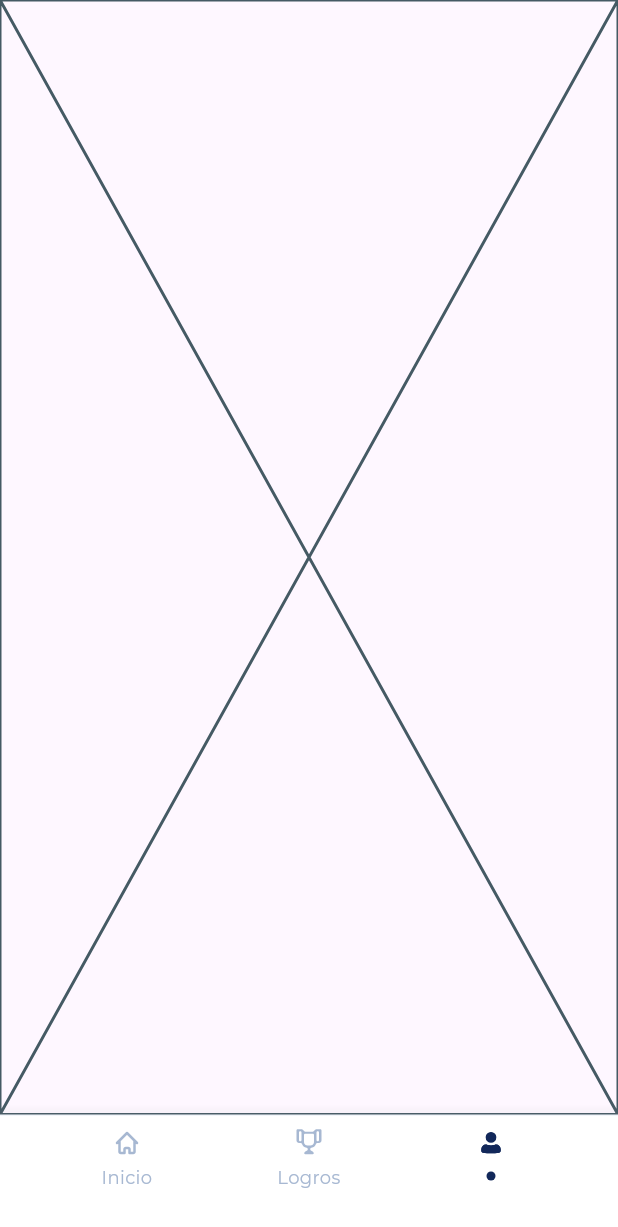
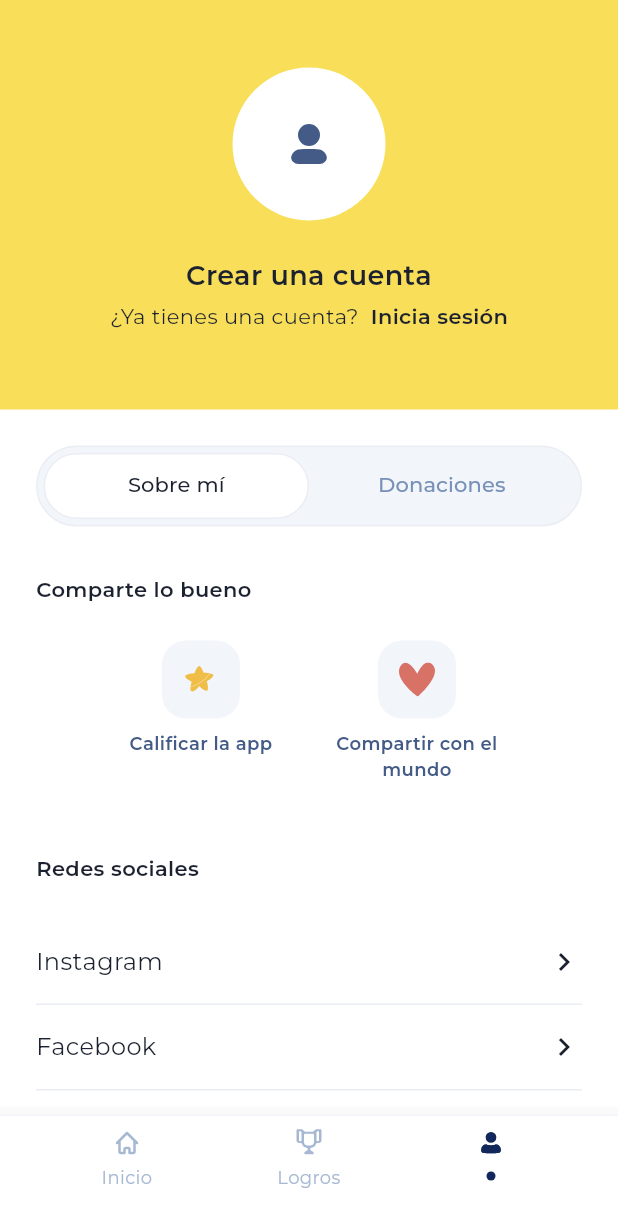
Before and after one commit to Celstren/proyectos_amor, a Flutter app: the DashboardPage screen opened by its route, item 3 of the bottom bar chosen, on a phone screen of 412 x 824 dp. Shown: the top 1227 px of the screen. Run offline on Flutter 3.47's test engine with Material 3 defaults, Android fonts, the phone set to English and light mode, and no system bars; our stand-ins replace auto_route, cached_network_image, carousel_slider, flutter_bloc, flutter_svg, flutter_widget_from_html and 5 more; generated files the repository leaves out were written again; project files that could hold a hidden picture were left out.

Commit message:
Unauthorized Profile

```diff
--- /dev/null
+++ b/lib/features/profile/presentation/content/authenticated_profile/authenticated_profile.dart
@@ -0,0 +1,10 @@
+import 'package:flutter/material.dart';
+
+class AuthenticatedProfile extends StatelessWidget {
+  const AuthenticatedProfile({super.key});
+
+  @override
+  Widget build(BuildContext context) {
+    return const Placeholder();
+  }
+}
--- /dev/null
+++ b/lib/features/profile/presentation/content/profile_content.dart
@@ -0,0 +1,16 @@
+import 'package:flutter/material.dart';
+import 'package:proyectos_amor/features/profile/presentation/content/unauthenticated_profile/unauthenticated_profile.dart';
+
+class ProfileContent extends StatefulWidget {
+  const ProfileContent({super.key});
+
+  @override
+  State<ProfileContent> createState() => _ProfileContentState();
+}
+
+class _ProfileContentState extends State<ProfileContent> {
+  @override
+  Widget build(BuildContext context) {
+    return const UnauthenticatedProfile();
+  }
+}
--- /dev/null
+++ b/lib/features/profile/presentation/content/unauthenticated_profile/unauthenticated_profile.dart
@@ -0,0 +1,96 @@
+import 'package:app_ui/app_constants/colors_constant.dart';
+import 'package:app_ui/app_constants/size_constants.dart';
+import 'package:app_ui/app_image/app_icon.dart';
+import 'package:app_ui/app_text/app_text.dart';
+import 'package:flutter/material.dart';
+import 'package:proyectos_amor/features/profile/presentation/content/unauthenticated_profile/unauthorized_profile_tabs/unauthorized_profile_tabs.dart';
+import 'package:proyectos_amor/features/profile/profile_strings.dart';
+
+class UnauthenticatedProfile extends StatefulWidget {
+  const UnauthenticatedProfile({super.key});
+
+  @override
+  State<UnauthenticatedProfile> createState() => _UnauthenticatedProfileState();
+}
+
+class _UnauthenticatedProfileState extends State<UnauthenticatedProfile> with TickerProviderStateMixin {
+  late final TabController tabController;
+
+  @override
+  void initState() {
+    tabController = TabController(length: 2, vsync: this);
+    super.initState();
+  }
+
+  @override
+  Widget build(BuildContext context) {
+    return Material(
+      color: ColorsConstant.background,
+      child: SafeArea(
+        child: NestedScrollView(
+          headerSliverBuilder: (context, innerBoxIsScrolled) {
+            return <Widget>[
+              SliverToBoxAdapter(
+                child: Material(
+                  color: ColorsConstant.secondaryColor,
+                  child: Column(
+                    mainAxisSize: MainAxisSize.max,
+                    mainAxisAlignment: MainAxisAlignment.start,
+                    crossAxisAlignment: CrossAxisAlignment.stretch,
+                    children: <Widget>[
+                      const SizedBox(height: 45),
+                      Container(
+                        height: 102,
+                        width: 102,
+                        decoration: const BoxDecoration(
+                          shape: BoxShape.circle,
+                          color: ColorsConstant.neutralWhite,
+                        ),
+                        child: const Center(
+                          child: AppIcon.userRoundedFilledIcon(
+                            color: ColorsConstant.text600,
+                            size: 32,
+                          ),
+                        ),
+                      ),
+                      const SizedBox(height: SizeConstants.xl),
+                      const AppText.semiBold(
+                        ProfileStrings.unauthenticatedProfileTitle,
+                        fontSize: 18,
+                        fontColor: ColorsConstant.text950,
+                        textAlign: TextAlign.center,
+                      ),
+                      const SizedBox(height: SizeConstants.xs),
+                      const Row(
+                        mainAxisSize: MainAxisSize.min,
+                        mainAxisAlignment: MainAxisAlignment.center,
+                        crossAxisAlignment: CrossAxisAlignment.center,
+                        children: <Widget>[
+                          AppText.normal(
+                            ProfileStrings.unauthenticatedProfileSubTitle1,
+                            fontSize: 14,
+                            fontColor: ColorsConstant.text950,
+                            textAlign: TextAlign.center,
+                          ),
+                          SizedBox(width: SizeConstants.sm),
+                          AppText.semiBold(
+                            ProfileStrings.unauthenticatedProfileSubTitle2,
+                            fontSize: 14,
+                            fontColor: ColorsConstant.text950,
+                            textAlign: TextAlign.center,
+                          ),
+                        ],
+                      ),
+                      const SizedBox(height: 52),
+                    ],
+                  ),
+                ),
+              ),
+            ];
+          },
+          body: UnauthorizedProfileTabs(tabController: tabController),
+        ),
+      ),
+    );
+  }
+}
--- /dev/null
+++ b/lib/features/profile/presentation/content/unauthenticated_profile/unauthorized_profile_tabs/unauthorized_profile_tabs.dart
@@ -0,0 +1,21 @@
+import 'package:flutter/material.dart';
+import 'package:proyectos_amor/features/profile/presentation/content/unauthenticated_profile/unauthorized_profile_tabs/unauthorized_profile_tabs_content/unauthorized_profile_tabs_content.dart';
+import 'package:proyectos_amor/features/profile/presentation/content/unauthenticated_profile/unauthorized_profile_tabs/unauthorized_profile_tabs_header/unauthorized_profile_tabs_header.dart';
+
+class UnauthorizedProfileTabs extends StatelessWidget {
+  final TabController tabController;
+  const UnauthorizedProfileTabs({super.key, required this.tabController});
+
+  @override
+  Widget build(BuildContext context) {
+    return Column(
+      mainAxisSize: MainAxisSize.max,
+      mainAxisAlignment: MainAxisAlignment.start,
+      crossAxisAlignment: CrossAxisAlignment.stretch,
+      children: <Widget>[
+        UnauthorizedProfileTabsHeader(tabController: tabController),
+        Flexible(child: UnauthorizedProfileTabsContent(tabController: tabController)),
+      ],
+    );
+  }
+}
--- /dev/null
+++ b/lib/features/profile/presentation/content/unauthenticated_profile/unauthorized_profile_tabs/unauthorized_profile_tabs_content/unauthorized_about_content/unauthorized_about_content.dart
@@ -0,0 +1,22 @@
+import 'package:flutter/material.dart';
+import 'package:proyectos_amor/features/profile/presentation/content/unauthenticated_profile/unauthorized_profile_tabs/unauthorized_profile_tabs_content/unauthorized_about_content/unauthorized_sharing/unauthorized_sharing.dart';
+import 'package:proyectos_amor/features/profile/presentation/content/unauthenticated_profile/unauthorized_profile_tabs/unauthorized_profile_tabs_content/unauthorized_about_content/unauthorized_social/unauthorized_social.dart';
+
+class UnauthorizedAboutContent extends StatelessWidget {
+  const UnauthorizedAboutContent({super.key});
+
+  @override
+  Widget build(BuildContext context) {
+    return const SingleChildScrollView(
+      child: Column(
+        mainAxisSize: MainAxisSize.min,
+        mainAxisAlignment: MainAxisAlignment.start,
+        crossAxisAlignment: CrossAxisAlignment.stretch,
+        children: <Widget>[
+          UnauthorizedSharing(),
+          UnauthorizedSocial(),
+        ],
+      ),
+    );
+  }
+}
--- /dev/null
+++ b/lib/features/profile/presentation/content/unauthenticated_profile/unauthorized_profile_tabs/unauthorized_profile_tabs_content/unauthorized_about_content/unauthorized_sharing/unauthorized_sharing.dart
@@ -0,0 +1,101 @@
+import 'package:app_ui/app_constants/colors_constant.dart';
+import 'package:app_ui/app_constants/size_constants.dart';
+import 'package:app_ui/app_image/app_image.dart';
+import 'package:app_ui/app_text/app_text.dart';
+import 'package:flutter/material.dart';
+import 'package:proyectos_amor/features/profile/profile_images.dart';
+import 'package:proyectos_amor/features/profile/profile_strings.dart';
+
+class UnauthorizedSharing extends StatelessWidget {
+  const UnauthorizedSharing({super.key});
+
+  @override
+  Widget build(BuildContext context) {
+    return Padding(
+      padding: const EdgeInsets.all(SizeConstants.xl),
+      child: Column(
+        mainAxisSize: MainAxisSize.min,
+        mainAxisAlignment: MainAxisAlignment.start,
+        crossAxisAlignment: CrossAxisAlignment.stretch,
+        children: <Widget>[
+          const AppText.semiBold(
+            ProfileStrings.unauthorizedSharingTitle,
+            fontSize: 14,
+            fontColor: ColorsConstant.text950,
+          ),
+          const SizedBox(height: SizeConstants.xl),
+          Row(
+            mainAxisSize: MainAxisSize.min,
+            mainAxisAlignment: MainAxisAlignment.center,
+            crossAxisAlignment: CrossAxisAlignment.start,
+            children: <Widget>[
+              SizedBox(
+                width: 120,
+                child: Column(
+                  mainAxisSize: MainAxisSize.min,
+                  mainAxisAlignment: MainAxisAlignment.start,
+                  crossAxisAlignment: CrossAxisAlignment.center,
+                  children: <Widget>[
+                    Container(
+                      height: 52,
+                      width: 52,
+                      decoration: BoxDecoration(
+                        borderRadius: BorderRadius.circular(SizeConstants.lg),
+                        color: ColorsConstant.text050,
+                      ),
+                      child: const Center(
+                        child: AppImage.assetSvg(
+                          asset: ProfileImages.profileStarIcon,
+                          size: 24,
+                        ),
+                      ),
+                    ),
+                    const SizedBox(height: SizeConstants.sm),
+                    const AppText.semiBold(
+                      ProfileStrings.unauthorizedSharingOption1,
+                      fontSize: 12,
+                      fontColor: ColorsConstant.text600,
+                      textAlign: TextAlign.center,
+                    ),
+                  ],
+                ),
+              ),
+              const SizedBox(width: SizeConstants.xl),
+              SizedBox(
+                width: 120,
+                child: Column(
+                  mainAxisSize: MainAxisSize.min,
+                  mainAxisAlignment: MainAxisAlignment.start,
+                  crossAxisAlignment: CrossAxisAlignment.center,
+                  children: <Widget>[
+                    Container(
+                      height: 52,
+                      width: 52,
+                      decoration: BoxDecoration(
+                        borderRadius: BorderRadius.circular(SizeConstants.lg),
+                        color: ColorsConstant.text050,
+                      ),
+                      child: const Center(
+                        child: AppImage.assetSvg(
+                          asset: ProfileImages.profileHearthIcon,
+                          size: 24,
+                        ),
+                      ),
+                    ),
+                    const SizedBox(height: SizeConstants.sm),
+                    const AppText.semiBold(
+                      ProfileStrings.unauthorizedSharingOption2,
+                      fontSize: 12,
+                      fontColor: ColorsConstant.text600,
+                      textAlign: TextAlign.center,
+                    ),
+                  ],
+                ),
+              ),
+            ],
+          ),
+        ],
+      ),
+    );
+  }
+}
--- /dev/null
+++ b/lib/features/profile/presentation/content/unauthenticated_profile/unauthorized_profile_tabs/unauthorized_profile_tabs_content/unauthorized_about_content/unauthorized_social/unauthorized_social.dart
@@ -0,0 +1,153 @@
+import 'package:app_ui/app_constants/colors_constant.dart';
+import 'package:app_ui/app_constants/size_constants.dart';
+import 'package:app_ui/app_text/app_text.dart';
+import 'package:flutter/material.dart';
+import 'package:proyectos_amor/features/profile/profile_strings.dart';
+
+class UnauthorizedSocial extends StatelessWidget {
+  const UnauthorizedSocial({super.key});
+
+  @override
+  Widget build(BuildContext context) {
+    return Padding(
+      padding: const EdgeInsets.all(SizeConstants.xl),
+      child: Column(
+        mainAxisSize: MainAxisSize.min,
+        mainAxisAlignment: MainAxisAlignment.start,
+        crossAxisAlignment: CrossAxisAlignment.stretch,
+        children: <Widget>[
+          const AppText.semiBold(
+            ProfileStrings.unauthorizedSocialTitle,
+            fontSize: 14,
+            fontColor: ColorsConstant.text950,
+          ),
+          const SizedBox(height: SizeConstants.xl),
+          GestureDetector(
+            onTap: () {},
+            behavior: HitTestBehavior.opaque,
+            child: Container(
+              padding: const EdgeInsets.symmetric(vertical: SizeConstants.lg),
+              decoration: const BoxDecoration(
+                border: Border(
+                  bottom: BorderSide(
+                    color: ColorsConstant.text100,
+                  ),
+                ),
+              ),
+              child: const Row(
+                mainAxisSize: MainAxisSize.max,
+                mainAxisAlignment: MainAxisAlignment.spaceBetween,
+                crossAxisAlignment: CrossAxisAlignment.center,
+                children: <Widget>[
+                  AppText.normal(
+                    ProfileStrings.unauthorizedSocialOption1,
+                    fontSize: 16,
+                    fontColor: ColorsConstant.text950,
+                  ),
+                  Icon(
+                    Icons.chevron_right,
+                    size: 24,
+                    color: ColorsConstant.text950,
+                  ),
+                ],
+              ),
+            ),
+          ),
+          GestureDetector(
+            onTap: () {},
+            behavior: HitTestBehavior.opaque,
+            child: Container(
+              padding: const EdgeInsets.symmetric(vertical: SizeConstants.lg),
+              decoration: const BoxDecoration(
+                border: Border(
+                  bottom: BorderSide(
+                    color: ColorsConstant.text100,
+                  ),
+                ),
+              ),
+              child: const Row(
+                mainAxisSize: MainAxisSize.max,
+                mainAxisAlignment: MainAxisAlignment.spaceBetween,
+                crossAxisAlignment: CrossAxisAlignment.center,
+                children: <Widget>[
+                  AppText.normal(
+                    ProfileStrings.unauthorizedSocialOption2,
+                    fontSize: 16,
+                    fontColor: ColorsConstant.text950,
+                  ),
+                  Icon(
+                    Icons.chevron_right,
+                    size: 24,
+                    color: ColorsConstant.text950,
+                  ),
+                ],
+              ),
+            ),
+          ),
+          GestureDetector(
+            onTap: () {},
+            behavior: HitTestBehavior.opaque,
+            child: Container(
+              padding: const EdgeInsets.symmetric(vertical: SizeConstants.lg),
+              decoration: const BoxDecoration(
+                border: Border(
+                  bottom: BorderSide(
+                    color: ColorsConstant.text100,
+                  ),
+                ),
+              ),
+              child: const Row(
+                mainAxisSize: MainAxisSize.max,
+                mainAxisAlignment: MainAxisAlignment.spaceBetween,
+                crossAxisAlignment: CrossAxisAlignment.center,
+                children: <Widget>[
+                  AppText.normal(
+                    ProfileStrings.unauthorizedSocialOption3,
+                    fontSize: 16,
+                    fontColor: ColorsConstant.text950,
+                  ),
+                  Icon(
+                    Icons.chevron_right,
+                    size: 24,
+                    color: ColorsConstant.text950,
+                  ),
+                ],
+              ),
+            ),
+          ),
+          GestureDetector(
+            onTap: () {},
+            behavior: HitTestBehavior.opaque,
+            child: Container(
+              padding: const EdgeInsets.symmetric(vertical: SizeConstants.lg),
+              decoration: const BoxDecoration(
+                border: Border(
+                  bottom: BorderSide(
+                    color: ColorsConstant.text100,
+                  ),
+                ),
+              ),
+              child: const Row(
+                mainAxisSize: MainAxisSize.max,
+                mainAxisAlignment: MainAxisAlignment.spaceBetween,
+                crossAxisAlignment: CrossAxisAlignment.center,
+                children: <Widget>[
+                  AppText.normal(
+                    ProfileStrings.unauthorizedSocialOption4,
+                    fontSize: 16,
+                    fontColor: ColorsConstant.text950,
+                  ),
+                  Icon(
+                    Icons.chevron_right,
+                    size: 24,
+                    color: ColorsConstant.text950,
+                  ),
+                ],
+              ),
+            ),
+          ),
+        ],
+      ),
+    );
+  }
+}
--- /dev/null
+++ b/lib/features/profile/presentation/content/unauthenticated_profile/unauthorized_profile_tabs/unauthorized_profile_tabs_content/unauthorized_donations_content/unauthorized_donations_content.dart
@@ -0,0 +1,10 @@
+import 'package:flutter/material.dart';
+
+class UnauthorizedDonationsContent extends StatelessWidget {
+  const UnauthorizedDonationsContent({super.key});
+
+  @override
+  Widget build(BuildContext context) {
+    return const Placeholder();
+  }
+}
--- /dev/null
+++ b/lib/features/profile/presentation/content/unauthenticated_profile/unauthorized_profile_tabs/unauthorized_profile_tabs_content/unauthorized_profile_tabs_content.dart
@@ -0,0 +1,19 @@
+import 'package:flutter/material.dart';
+import 'package:proyectos_amor/features/profile/presentation/content/unauthenticated_profile/unauthorized_profile_tabs/unauthorized_profile_tabs_content/unauthorized_about_content/unauthorized_about_content.dart';
+import 'package:proyectos_amor/features/profile/presentation/content/unauthenticated_profile/unauthorized_profile_tabs/unauthorized_profile_tabs_content/unauthorized_donations_content/unauthorized_donations_content.dart';
+
+class UnauthorizedProfileTabsContent extends StatelessWidget {
+  final TabController tabController;
+  const UnauthorizedProfileTabsContent({super.key, required this.tabController});
+
+  @override
+  Widget build(BuildContext context) {
+    return TabBarView(
+      controller: tabController,
+      children: const <Widget>[
+        UnauthorizedAboutContent(),
+        UnauthorizedDonationsContent(),
+      ],
+    );
+  }
+}
--- /dev/null
+++ b/lib/features/profile/presentation/content/unauthenticated_profile/unauthorized_profile_tabs/unauthorized_profile_tabs_header/unauthorized_profile_tabs_header.dart
@@ -0,0 +1,40 @@
+import 'package:app_ui/app_constants/colors_constant.dart';
+import 'package:app_ui/app_tabs/app_tab_bar.dart';
+import 'package:flutter/material.dart';
+import 'package:proyectos_amor/features/profile/profile_strings.dart';
+
+class UnauthorizedProfileTabsHeader extends StatelessWidget {
+  final TabController tabController;
+  const UnauthorizedProfileTabsHeader({super.key, required this.tabController});
+
+  @override
+  Widget build(BuildContext context) {
+    return Padding(
+      padding: const EdgeInsets.only(top: 24, left: 24, right: 24, bottom: 8),
+      child: Container(
+        padding: const EdgeInsets.all(4),
+        decoration: BoxDecoration(
+          color: ColorsConstant.text050,
+          border: Border.all(color: ColorsConstant.text100),
+          borderRadius: BorderRadius.circular(56),
+        ),
+        child: TabBar(
+          controller: tabController,
+          indicator: BoxDecoration(
+            color: ColorsConstant.neutralWhite,
+            borderRadius: BorderRadius.circular(56),
+            border: Border.all(color: ColorsConstant.text100),
+          ),
+          indicatorSize: TabBarIndicatorSize.tab,
+          dividerColor: Colors.transparent,
+          labelColor: ColorsConstant.text950,
+          unselectedLabelColor: ColorsConstant.text400,
+          tabs: [
+            AppTabBar.normal(label: ProfileStrings.unauthorizedProfileTabsHeaderTab1, height: 42),
+            AppTabBar.normal(label: ProfileStrings.unauthorizedProfileTabsHeaderTab2, height: 42),
+          ],
+        ),
+      ),
+    );
+  }
+}
--- a/lib/features/profile/presentation/profile_page.dart
+++ b/lib/features/profile/presentation/profile_page.dart
@@ -1,5 +1,6 @@
 import 'package:auto_route/annotations.dart';
 import 'package:flutter/material.dart';
+import 'package:proyectos_amor/features/profile/presentation/content/profile_content.dart';
 
 @RoutePage(name: 'ProfilePageRoute')
 class ProfilePage extends StatelessWidget {
@@ -7,6 +8,6 @@ class ProfilePage extends StatelessWidget {
 
   @override
   Widget build(BuildContext context) {
-    return const Placeholder();
+    return const ProfileContent();
   }
 }
--- /dev/null
+++ b/lib/features/profile/profile_images.dart
@@ -0,0 +1,4 @@
+class ProfileImages {
+  static const String profileStarIcon = 'assets/profile/profile_star_icon.svg';
+  static const String profileHearthIcon = 'assets/profile/profile_hearth_icon.svg';
+}
--- /dev/null
+++ b/lib/features/profile/profile_strings.dart
@@ -0,0 +1,18 @@
+class ProfileStrings {
+  static const String unauthenticatedProfileTitle = 'Crear una cuenta';
+  static const String unauthenticatedProfileSubTitle1 = '¿Ya tienes una cuenta?';
+  static const String unauthenticatedProfileSubTitle2 = 'Inicia sesión';
+
+  static const String unauthorizedProfileTabsHeaderTab1 = 'Sobre mí';
+  static const String unauthorizedProfileTabsHeaderTab2 = 'Donaciones';
+
+  static const String unauthorizedSharingTitle = 'Comparte lo bueno';
+  static const String unauthorizedSharingOption1 = 'Calificar la app';
+  static const String unauthorizedSharingOption2 = 'Compartir con el mundo';
+
+  static const String unauthorizedSocialTitle = 'Redes sociales';
+  static const String unauthorizedSocialOption1 = 'Instagram';
+  static const String unauthorizedSocialOption2 = 'Facebook';
+  static const String unauthorizedSocialOption3 = 'Tik tok';
+  static const String unauthorizedSocialOption4 = 'LinkedIn';
+}
--- a/packages/app_ui/lib/app_constants/colors_constant.dart
+++ b/packages/app_ui/lib/app_constants/colors_constant.dart
@@ -1,9 +1,11 @@
 import 'dart:ui';
+
 
 class ColorsConstant {
   static const Color background = Color(0xFFFFFFFF);
   static const Color scaffoldBackground = Color(0xFFFFFFFF);
   static const Color primaryColor = Color(0xFF009C39);
+  static const Color secondaryColor = Color(0xFFF9DE59);
   static const Color splashPrimaryFontColor = Color(0xFF171D1C);
   static const Color splashSecondaryFontColor = Color(0xFFFF8C04);
   static const Color splashButtonPrimaryFontColor = Color(0xFF009C39);
--- a/pubspec.yaml
+++ b/pubspec.yaml
@@ -95,6 +95,7 @@ flutter:
     - assets/award/
     - assets/award/default/
     - assets/award/earned/
+    - assets/profile/
 
   # An image asset can refer to one or more resolution-specific "variants", see
   # https://flutter.dev/to/resolution-aware-images
```
Also changed, not shown: assets/profile/profile_hearth_icon.svg (added), assets/profile/profile_star_icon.svg (added).
